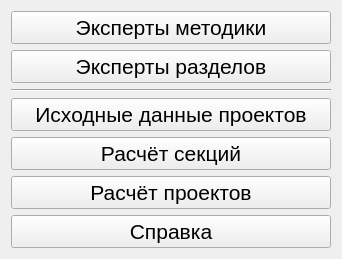
Old version of the form expertreviewlib/modechooser.ui in the repository AndreyMlashkin/ExpertReview.
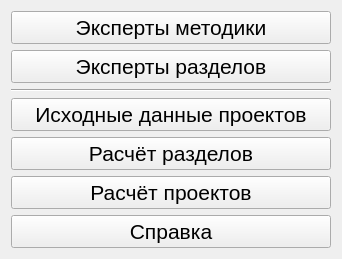
New version of the form.

```diff
--- a/expertreviewlib/modechooser.ui
+++ b/expertreviewlib/modechooser.ui
@@ -65,7 +65,7 @@
       </font>
      </property>
      <property name="text">
-      <string>Расчёт секций</string>
+      <string>Расчёт разделов</string>
      </property>
     </widget>
    </item>
```
